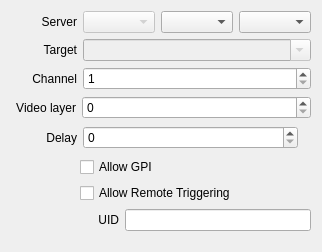
This is src/Widgets/Inspector/InspectorOutputWidget.ui in CasparCG/client as Qt 5 draws it before an edit. The edited form follows.
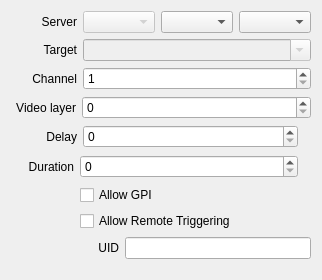
This is the edited form. Custom widgets are drawn as their Qt base class.

Commit message: Output duration...

Diff of the .ui file:
```diff
--- a/src/Widgets/Inspector/InspectorOutputWidget.ui
+++ b/src/Widgets/Inspector/InspectorOutputWidget.ui
@@ -6,8 +6,8 @@
    <rect>
     <x>0</x>
     <y>0</y>
-    <width>244</width>
-    <height>252</height>
+    <width>313</width>
+    <height>280</height>
    </rect>
   </property>
   <property name="sizePolicy">
@@ -254,7 +254,60 @@
       </widget>
      </item>
      <item>
-      <widget class="QLabel" name="labelMillisecond">
+      <widget class="QLabel" name="labelDelayMillisecond">
+       <property name="text">
+        <string/>
+       </property>
+       <property name="alignment">
+        <set>Qt::AlignRight|Qt::AlignTrailing|Qt::AlignVCenter</set>
+       </property>
+      </widget>
+     </item>
+    </layout>
+   </item>
+   <item>
+    <layout class="QHBoxLayout" name="horizontalLayoutDuration">
+     <item>
+      <spacer name="horizontalSpacerDuration">
+       <property name="orientation">
+        <enum>Qt::Horizontal</enum>
+       </property>
+       <property name="sizeType">
+        <enum>QSizePolicy::Fixed</enum>
+       </property>
+       <property name="sizeHint" stdset="0">
+        <size>
+         <width>17</width>
+         <height>20</height>
+        </size>
+       </property>
+      </spacer>
+     </item>
+     <item>
+      <widget class="QLabel" name="labelDuration">
+       <property name="text">
+        <string>Duration</string>
+       </property>
+       <property name="alignment">
+        <set>Qt::AlignRight|Qt::AlignTrailing|Qt::AlignVCenter</set>
+       </property>
+      </widget>
+     </item>
+     <item>
+      <widget class="QSpinBox" name="spinBoxDuration">
+       <property name="sizePolicy">
+        <sizepolicy hsizetype="Expanding" vsizetype="Fixed">
+         <horstretch>0</horstretch>
+         <verstretch>0</verstretch>
+        </sizepolicy>
+       </property>
+       <property name="maximum">
+        <number>99999</number>
+       </property>
+      </widget>
+     </item>
+     <item>
+      <widget class="QLabel" name="labelDurationMillisecond">
        <property name="text">
         <string/>
        </property>
```
Left out of the diff: 33 changed lines with no effect on the pictures. The commit also changes 118 other files.
